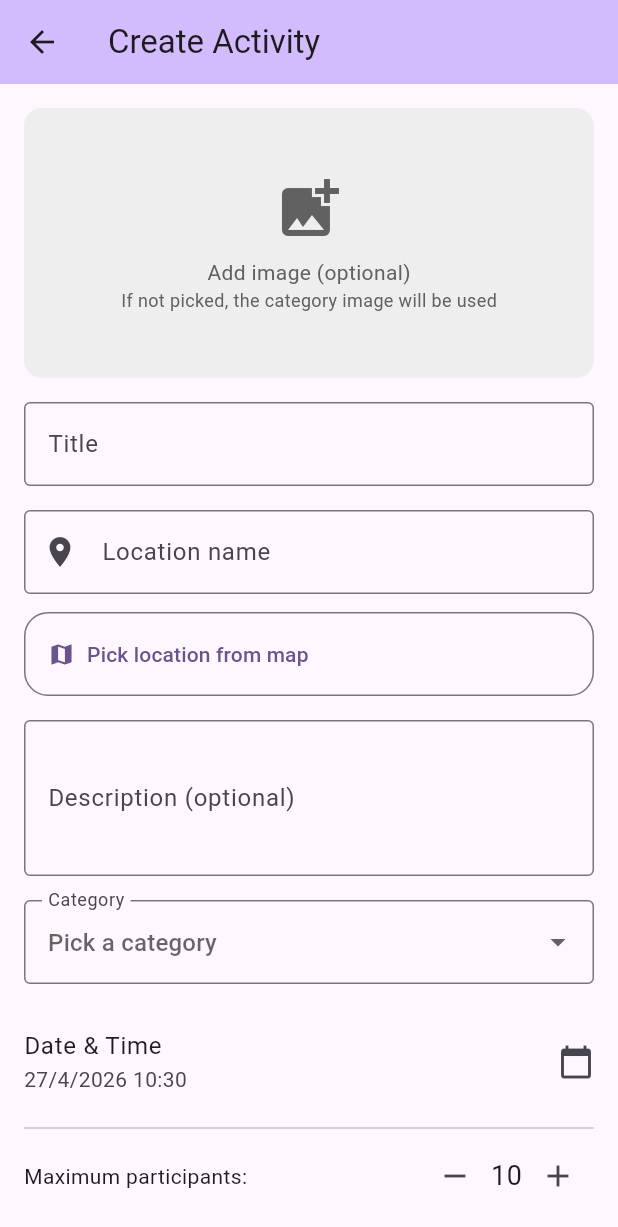
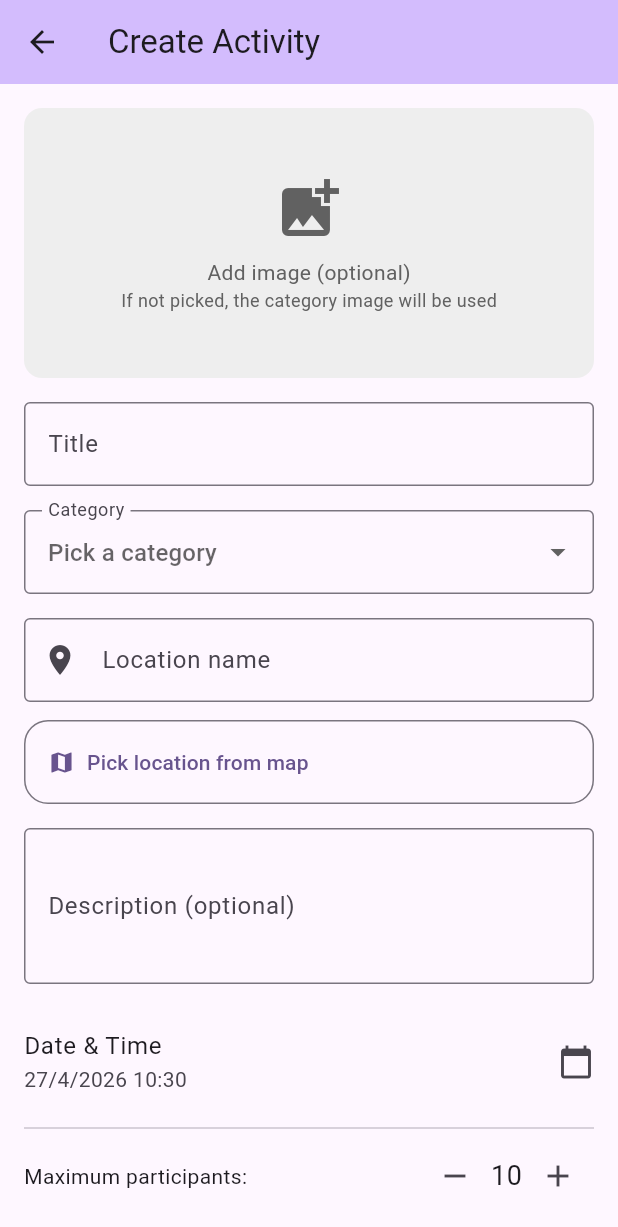
Before and after one commit to onuryr/hadi-app, a Flutter app: the HomeScreen screen opened directly, after a tap on the "add" icon, on a phone screen of 412 x 824 dp. Shown: the top 1227 px of the screen. Run offline on Flutter 3.47's test engine with Material 3 defaults, Android fonts, the phone set to English and light mode, and no system bars; our stand-ins replace app_links, cached_network_image, firebase_core, firebase_messaging, flutter_local_notifications, flutter_svg and 10 more; accounts and stored records are empty.

Commit message:
feat(brand+ux): new icon, fixed-position filter chips, category placement
- New app icon: solid purple pin (no two-tone split), three figures
  inside a white circle — center person orange and prominent, two
  side people purple. Regenerated assets/icon/app_icon.svg + PNG
  variants + adaptive icon foreground/monochrome + iOS appiconset.
- Home filter row: replaced the horizontally-scrolled radius +
  sort + 'Tümü' + 10 category chips with three fixed Expanded
  ActionChips: Kategori (left, opens bottom sheet with all
  categories + Tümü option), Sırala (middle), yarıçap km (right).
  Selected category name shows on the chip.
- Create activity: Kategori field moved to right under Başlık so
  it's grouped with the basic identity fields; location-name +
  map-pick + description follow.

Co-Authored-By: Claude Opus 4.7 <noreply@anthropic.com>

```diff
--- a/lib/screens/create_activity_screen.dart
+++ b/lib/screens/create_activity_screen.dart
@@ -305,6 +305,32 @@ class _CreateActivityScreenState extends State<CreateActivityScreen> {
               validator: (v) => v!.isEmpty ? l.titleRequired : null,
             ),
             const SizedBox(height: 16),
+            DropdownButtonFormField<int>(
+              value: _selectedCategory,
+              isExpanded: true,
+              decoration: InputDecoration(
+                labelText: l.categoryLabel,
+                hintText: l.categoryHint,
+                border: const OutlineInputBorder(),
+                helperText: widget.lockCategory ? l.categoryLockedHelper : null,
+                suffixIcon: widget.lockCategory ? const Icon(Icons.lock, size: 18) : null,
+              ),
+              items: categories.map((c) {
+                return DropdownMenuItem<int>(
+                  value: c['id'] as int,
+                  child: Row(
+                    children: [
+                      Text(c['icon'] as String, style: const TextStyle(fontSize: 18)),
+                      const SizedBox(width: 12),
+                      Text(c['name'] as String),
+                    ],
+                  ),
+                );
+              }).toList(),
+              onChanged: widget.lockCategory ? null : (v) => setState(() => _selectedCategory = v),
+              validator: (v) => v == null ? l.categoryRequired : null,
+            ),
+            const SizedBox(height: 16),
             TextFormField(
               controller: _locationNameController,
               decoration: InputDecoration(
@@ -343,32 +369,6 @@ class _CreateActivityScreenState extends State<CreateActivityScreen> {
                 border: const OutlineInputBorder(),
               ),
               maxLines: 3,
-            ),
-            const SizedBox(height: 16),
-            DropdownButtonFormField<int>(
-              value: _selectedCategory,
-              isExpanded: true,
-              decoration: InputDecoration(
-                labelText: l.categoryLabel,
-                hintText: l.categoryHint,
-                border: const OutlineInputBorder(),
-                helperText: widget.lockCategory ? l.categoryLockedHelper : null,
-                suffixIcon: widget.lockCategory ? const Icon(Icons.lock, size: 18) : null,
-              ),
-              items: categories.map((c) {
-                return DropdownMenuItem<int>(
-                  value: c['id'] as int,
-                  child: Row(
-                    children: [
-                      Text(c['icon'] as String, style: const TextStyle(fontSize: 18)),
-                      const SizedBox(width: 12),
-                      Text(c['name'] as String),
-                    ],
-                  ),
-                );
-              }).toList(),
-              onChanged: widget.lockCategory ? null : (v) => setState(() => _selectedCategory = v),
-              validator: (v) => v == null ? l.categoryRequired : null,
             ),
             const SizedBox(height: 16),
             ListTile(
--- a/lib/screens/home_screen.dart
+++ b/lib/screens/home_screen.dart
@@ -563,17 +563,114 @@ class _HomeScreenState extends State<HomeScreen> {
               ),
             ),
           ),
-          SizedBox(
-            height: 52,
-            child: ListView(
-              scrollDirection: Axis.horizontal,
-              padding: const EdgeInsets.symmetric(horizontal: 12, vertical: 8),
+          Padding(
+            padding: const EdgeInsets.symmetric(horizontal: 12, vertical: 8),
+            child: Row(
               children: [
-                Padding(
-                  padding: const EdgeInsets.only(right: 8),
+                Expanded(
+                  child: ActionChip(
+                    avatar: const Icon(Icons.category_outlined, size: 16),
+                    label: Text(
+                      _selectedCategoryId == null
+                          ? l.categoryLabel
+                          : (_categories.firstWhere(
+                                (c) => c['id'] == _selectedCategoryId,
+                                orElse: () => {'name': l.categoryLabel},
+                              )['name']
+                              as String),
+                      overflow: TextOverflow.ellipsis,
+                    ),
+                    onPressed: () async {
+                      final selected = await showModalBottomSheet<int?>(
+                        context: context,
+                        builder: (ctx) => SafeArea(
+                          child: ListView(
+                            shrinkWrap: true,
+                            children: [
+                              Padding(
+                                padding: const EdgeInsets.all(16),
+                                child: Text(l.categoryLabel,
+                                    style: const TextStyle(
+                                        fontSize: 16, fontWeight: FontWeight.bold)),
+                              ),
+                              ListTile(
+                                leading: const Text('🌐', style: TextStyle(fontSize: 20)),
+                                title: Text(l.all),
+                                trailing: _selectedCategoryId == null
+                                    ? const Icon(Icons.check, color: Colors.deepPurple)
+                                    : null,
+                                onTap: () => Navigator.of(ctx).pop(-1),
+                              ),
+                              ..._categories.map((c) {
+                                final id = c['id'] as int;
+                                return ListTile(
+                                  leading: Text(c['icon'] as String,
+                                      style: const TextStyle(fontSize: 20)),
+                                  title: Text(c['name'] as String),
+                                  trailing: _selectedCategoryId == id
+                                      ? const Icon(Icons.check, color: Colors.deepPurple)
+                                      : null,
+                                  onTap: () => Navigator.of(ctx).pop(id),
+                                );
+                              }),
+                            ],
+                          ),
+                        ),
+                      );
+                      if (selected != null) {
+                        final newId = selected == -1 ? null : selected;
+                        if (newId != _selectedCategoryId) {
+                          setState(() => _selectedCategoryId = newId);
+                          _loadActivities();
+                        }
+                      }
+                    },
+                  ),
+                ),
+                const SizedBox(width: 8),
+                Expanded(
+                  child: ActionChip(
+                    avatar: const Icon(Icons.sort, size: 16),
+                    label: Text(sortOpts[_sortBy] ?? l.sort,
+                        overflow: TextOverflow.ellipsis),
+                    onPressed: () async {
+                      final selected = await showModalBottomSheet<String>(
+                        context: context,
+                        builder: (ctx) => SafeArea(
+                          child: Column(
+                            mainAxisSize: MainAxisSize.min,
+                            children: [
+                              Padding(
+                                padding: const EdgeInsets.all(16),
+                                child: Text(l.sort,
+                                    style: const TextStyle(
+                                        fontSize: 16, fontWeight: FontWeight.bold)),
+                              ),
+                              ...sortOpts.entries.map((e) => ListTile(
+                                    title: Text(e.value),
+                                    trailing: e.key == _sortBy
+                                        ? const Icon(Icons.check, color: Colors.deepPurple)
+                                        : null,
+                                    onTap: () => Navigator.of(ctx).pop(e.key),
+                                  )),
+                            ],
+                          ),
+                        ),
+                      );
+                      if (selected != null && selected != _sortBy) {
+                        setState(() => _sortBy = selected);
+                        _savePref('home_sort_by', selected);
+                        _loadActivities();
+                      }
+                    },
+                  ),
+                ),
+                const SizedBox(width: 8),
+                Expanded(
                   child: ActionChip(
                     avatar: const Icon(Icons.my_location, size: 16),
-                    label: Text('$_radiusKm km'),
+                    label: Text('$_radiusKm km',
+                        overflow: TextOverflow.ellipsis),
                     onPressed: () async {
                       final selected = await showModalBottomSheet<int>(
                         context: context,
@@ -584,7 +681,8 @@ class _HomeScreenState extends State<HomeScreen> {
                               Padding(
                                 padding: const EdgeInsets.all(16),
                                 child: Text(l.searchRadius,
-                                    style: const TextStyle(fontSize: 16, fontWeight: FontWeight.bold)),
+                                    style: const TextStyle(
+                                        fontSize: 16, fontWeight: FontWeight.bold)),
                               ),
                               ..._radiusOptions.map((r) => ListTile(
                                     title: Text('$r km'),
@@ -605,67 +703,6 @@ class _HomeScreenState extends State<HomeScreen> {
                     },
                   ),
                 ),
-                Padding(
-                  padding: const EdgeInsets.only(right: 8),
-                  child: ActionChip(
-                    avatar: const Icon(Icons.sort, size: 16),
-                    label: Text(sortOpts[_sortBy] ?? l.sort),
-                    onPressed: () async {
-                      final selected = await showModalBottomSheet<String>(
-                        context: context,
-                        builder: (ctx) => SafeArea(
-                          child: Column(
-                            mainAxisSize: MainAxisSize.min,
-                            children: [
-                              Padding(
-                                padding: const EdgeInsets.all(16),
-                                child: Text(l.sort,
-                                    style: const TextStyle(fontSize: 16, fontWeight: FontWeight.bold)),
-                              ),
-                              ...sortOpts.entries.map((e) => ListTile(
-                                    title: Text(e.value),
-                                    trailing: e.key == _sortBy
-                                        ? const Icon(Icons.check, color: Colors.deepPurple)
-                                        : null,
-                                    onTap: () => Navigator.of(ctx).pop(e.key),
-                                  )),
-                            ],
-                          ),
-                        ),
-                      );
-                      if (selected != null && selected != _sortBy) {
-                        setState(() => _sortBy = selected);
-                        _savePref('home_sort_by', selected);
-                        _loadActivities();
-                      }
-                    },
-                  ),
-                ),
-                Padding(
-                  padding: const EdgeInsets.only(right: 8),
-                  child: ChoiceChip(
-                    label: Text(l.all),
-                    selected: _selectedCategoryId == null,
-                    onSelected: (_) {
-                      setState(() => _selectedCategoryId = null);
-                      _loadActivities();
-                    },
-                  ),
-                ),
-                ..._categories.map((c) {
-                  final id = c['id'] as int;
-                  return Padding(
-                    padding: const EdgeInsets.only(right: 8),
-                    child: ChoiceChip(
-                      label: Text('${c['icon']} ${c['name']}'),
-                      selected: _selectedCategoryId == id,
-                      onSelected: (_) {
-                        setState(() => _selectedCategoryId = id);
-                        _loadActivities();
-                      },
-                    ),
-                  );
-                }),
               ],
             ),
           ),
```
Also changed, not shown: assets/icon/android_foreground.png, assets/icon/app_icon.png, assets/icon/app_icon.svg, assets/icon/app_icon_transparent.png, 33 other files.
